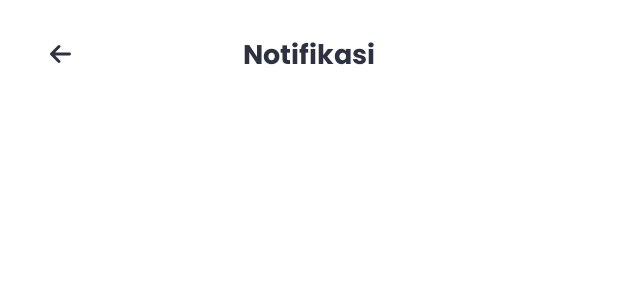
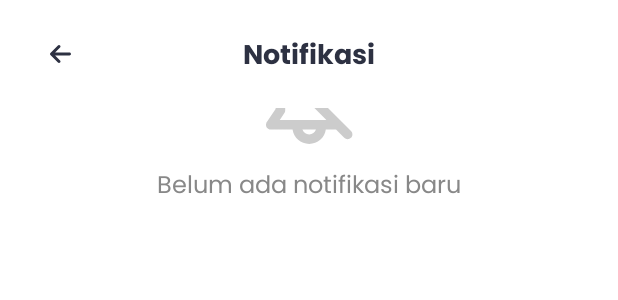
Before and after one commit to dzikrimr/prediai-app, an Android app built with Jetpack Compose: the @Preview function NotificationScreenPreview, on a phone screen of 412 x 824 dp. Shown: the top 300 px of the screen. Run offline under Robolectric (Android 15) with nearby library versions, the phone set to English and light mode, and no system bars; our stand-ins replace Dagger/Hilt's generated code, Firebase (no records; nobody signed in at launch, a user with empty details on screens opened directly).

Commit message:
notification

```diff
--- a/app/src/main/java/com/example/prediai/domain/repository/ScheduleRepository.kt
+++ b/app/src/main/java/com/example/prediai/domain/repository/ScheduleRepository.kt
@@ -14,4 +14,8 @@ interface ScheduleRepository {
     // (Opsional) Fungsi lain yang mungkin kamu butuh
     // suspend fun updateSchedule(scheduleItem: ScheduleItem)
     // suspend fun deleteSchedule(scheduleId: String)
+
+    suspend fun deleteSchedule(scheduleId: String)
+
+    suspend fun dismissScheduleNotification(scheduleId: String)
 }
--- /dev/null
+++ b/app/src/main/java/com/example/prediai/domain/usecase/DismissScheduleNotifactionUseCase.kt
@@ -0,0 +1,12 @@
+package com.example.prediai.domain.usecase
+
+import com.example.prediai.domain.repository.ScheduleRepository
+import javax.inject.Inject
+
+class DismissScheduleNotificationUseCase @Inject constructor(
+    private val repository: ScheduleRepository
+) {
+    suspend operator fun invoke(scheduleId: String) {
+        repository.dismissScheduleNotification(scheduleId)
+    }
+}
--- a/app/src/main/java/com/example/prediai/presentation/main/notification/NotificationScreen.kt
+++ b/app/src/main/java/com/example/prediai/presentation/main/notification/NotificationScreen.kt
@@ -1,20 +1,23 @@
 package com.example.prediai.presentation.main.notification
 
-import androidx.compose.foundation.layout.Arrangement
-import androidx.compose.foundation.layout.PaddingValues
-import androidx.compose.foundation.layout.padding
+import androidx.compose.foundation.layout.*
 import androidx.compose.foundation.lazy.LazyColumn
 import androidx.compose.foundation.lazy.items
-import androidx.compose.material3.Scaffold
+import androidx.compose.material3.*
 import androidx.compose.runtime.Composable
 import androidx.compose.runtime.collectAsState
 import androidx.compose.runtime.getValue
+import androidx.compose.ui.Alignment
 import androidx.compose.ui.Modifier
+import androidx.compose.ui.graphics.Color
+import androidx.compose.ui.res.painterResource
 import androidx.compose.ui.tooling.preview.Preview
 import androidx.compose.ui.unit.dp
+import androidx.compose.ui.unit.sp
 import androidx.hilt.navigation.compose.hiltViewModel
 import androidx.navigation.NavController
 import androidx.navigation.compose.rememberNavController
+import com.example.prediai.R
 import com.example.prediai.presentation.common.TopBar
 import com.example.prediai.presentation.main.notification.comps.NotificationItem
 import com.example.prediai.presentation.theme.PrediAITheme
@@ -34,18 +37,55 @@ fun NotificationScreen(
             )
         }
     ) { paddingValues ->
-        LazyColumn(
-            modifier = Modifier.padding(paddingValues),
-            contentPadding = PaddingValues(16.dp),
-            verticalArrangement = Arrangement.spacedBy(12.dp)
-        ) {
-            items(uiState.notifications) { notificationItem ->
-                NotificationItem(item = notificationItem)
+        if (uiState.notifications.isEmpty()) {
+            Box {
+                EmptyNotificationView()
+            }
+        } else {
+            LazyColumn(
+                modifier = Modifier.padding(paddingValues),
+                contentPadding = PaddingValues(16.dp),
+                verticalArrangement = Arrangement.spacedBy(12.dp)
+            ) {
+                items(uiState.notifications, key = { it.id }) { notificationItem ->
+                    NotificationItem(
+                        item = notificationItem,
+                        // --- GANTI PEMANGGILAN FUNGSI DI SINI ---
+                        onDeleteClick = { id -> viewModel.dismissNotification(id) } // Panggil dismiss
+                    )
+                }
             }
         }
     }
 }
 
+// Composable EmptyNotificationView (TIDAK PERLU DIUBAH)
+// Padding vertikalnya bisa dikurangi karena Box sudah menengahkan
+@Composable
+private fun EmptyNotificationView() {
+    Column(
+        modifier = Modifier
+            .fillMaxWidth()
+            // Kurangi padding vertikal di sini karena Box sudah center
+            .padding(horizontal = 16.dp, vertical = 32.dp),
+        horizontalAlignment = Alignment.CenterHorizontally,
+        verticalArrangement = Arrangement.spacedBy(16.dp)
+    ) {
+        Icon(
+            painter = painterResource(id = R.drawable.ic_notification_empty), // Ganti dengan ikonmu
+            contentDescription = "Tidak Ada Notifikasi",
+            modifier = Modifier.size(64.dp),
+            tint = Color.LightGray
+        )
+        Text(
+            text = "Belum ada notifikasi baru",
+            fontSize = 16.sp,
+            color = Color.Gray
+        )
+    }
+}
+
+// --- Preview (Tidak perlu diubah, tapi Empty Preview jadi lebih akurat) ---
 @Preview(showBackground = true)
 @Composable
 fun NotificationScreenPreview() {
@@ -53,3 +93,22 @@ fun NotificationScreenPreview() {
         NotificationScreen(navController = rememberNavController())
     }
 }
+
+@Preview(showBackground = true, name = "Notification Screen Empty")
+@Composable
+fun NotificationScreenEmptyPreview() {
+    PrediAITheme {
+        val emptyState = NotificationUiState(notifications = emptyList())
+        Scaffold(
+            topBar = { TopBar(title = "Notifikasi") }
+        ) { paddingValues ->
+            // Preview sekarang lebih akurat mensimulasikan kondisi kosong
+            Box(
+                modifier = Modifier.fillMaxSize().padding(paddingValues),
+                contentAlignment = Alignment.Center
+            ) {
+                EmptyNotificationView()
+            }
+        }
+    }
+}
--- a/app/src/main/java/com/example/prediai/presentation/main/notification/NotificationViewModel.kt
+++ b/app/src/main/java/com/example/prediai/presentation/main/notification/NotificationViewModel.kt
@@ -1,7 +1,10 @@
 package com.example.prediai.presentation.main.notification
 
+import android.util.Log
 import androidx.lifecycle.ViewModel
 import androidx.lifecycle.viewModelScope
+// Import use case DISMISS, bukan DELETE
+import com.example.prediai.domain.usecase.DismissScheduleNotificationUseCase // <-- Benar
 import com.example.prediai.domain.model.ScheduleType
 import com.example.prediai.domain.usecase.GetSchedulesUseCase
 import dagger.hilt.android.lifecycle.HiltViewModel
@@ -10,33 +13,39 @@ import kotlinx.coroutines.flow.asStateFlow
 import kotlinx.coroutines.flow.launchIn
 import kotlinx.coroutines.flow.onEach
 import kotlinx.coroutines.flow.update
+import kotlinx.coroutines.launch
 import java.time.LocalDate
-import java.time.LocalDateTime // <-- IMPORT BARU
+import java.time.LocalDateTime
 import java.time.LocalTime
 import java.time.format.DateTimeFormatter
 import java.util.Locale
 import javax.inject.Inject
+import kotlin.random.Random
 
+// Data class item (tidak berubah dari revisi sebelumnya)
 data class NotificationItemData(
+    val id: String, // ID dari ScheduleItem
     val title: String,
     val dateTime: String
 )
 
-// State for the entire UI (Tidak berubah)
+// UI State (tidak berubah dari revisi sebelumnya)
 data class NotificationUiState(
     val notifications: List<NotificationItemData> = emptyList()
 )
 
 @HiltViewModel
 class NotificationViewModel @Inject constructor(
-    private val getSchedulesUseCase: GetSchedulesUseCase
+    private val getSchedulesUseCase: GetSchedulesUseCase,
+    // Inject use case DISMISS
+    private val dismissScheduleUseCase: DismissScheduleNotificationUseCase // <-- Benar
 ) : ViewModel() {
 
     private val _uiState = MutableStateFlow(NotificationUiState())
     val uiState = _uiState.asStateFlow()
 
     private val outputFormatter = DateTimeFormatter.ofPattern(
-        "d MMMM • h:mm a", // Contoh: "19 Oktober • 2:30 PM"
+        "d MMMM • h:mm a",
         Locale("id", "ID")
     )
 
@@ -45,44 +54,54 @@ class NotificationViewModel @Inject constructor(
     }
 
     private fun loadNotifications() {
+        val now = LocalDateTime.now()
+        Log.d("NotificationVM", "loadNotifications started listening...") // <-- LOG 1
+
         getSchedulesUseCase().onEach { allSchedules ->
-            // 1. Ambil waktu "sekarang"
-            val now = LocalDateTime.now()
-
+            Log.d("NotificationVM", "Received ${allSchedules.size} schedules from repo.") // <-- LOG 2
             val mappedNotifications = allSchedules
+                // Filter item yang BELUM di-dismiss
+                .filter { !it.isDismissed } // <-- Filter ditambahkan
                 .sortedByDescending { "${it.date}T${it.time}" }
                 .map { scheduleItem ->
-
-                    // 2. Tentukan status (lewat atau akan datang)
                     val itemDateTime = try {
                         LocalDateTime.of(
                             LocalDate.parse(scheduleItem.date, DateTimeFormatter.ISO_LOCAL_DATE),
                             LocalTime.parse(scheduleItem.time, DateTimeFormatter.ISO_LOCAL_TIME)
                         )
-                    } catch (e: Exception) {
-                        now // Fallback jika format salah
-                    }
+                    } catch (e: Exception) { now }
 
                     val isFuture = itemDateTime.isAfter(now)
 
-                    // 3. Buat notifikasi berdasarkan status
                     NotificationItemData(
-                        title = generateTitle(scheduleItem.type, isFuture), // <- Judul bervariasi
-                        dateTime = formatScheduleDateTime(itemDateTime) // <- Waktu diformat
+                        id = scheduleItem.id, // Sertakan ID
+                        title = generateTitle(scheduleItem.type, isFuture),
+                        dateTime = formatScheduleDateTime(itemDateTime)
                     )
                 }
 
+            Log.d("NotificationVM", "Mapped to ${mappedNotifications.size} notifications after filter.") // <-- LOG 3
             _uiState.update { it.copy(notifications = mappedNotifications) }
 
         }.launchIn(viewModelScope)
     }
 
-    /**
-     * Helper untuk membuat judul yang bervariasi (Request 1 & 2)
-     */
+    // Ganti nama fungsi menjadi DISMISS dan panggil use case DISMISS
+    fun dismissNotification(notificationId: String) {
+        viewModelScope.launch {
+            Log.d("NotificationVM", "Attempting to dismiss ID: $notificationId") // <-- LOG 4
+            try {
+                dismissScheduleUseCase(notificationId)
+                Log.d("NotificationVM", "Dismiss successful for ID: $notificationId") // <-- LOG 5
+            } catch (e: Exception) {
+                Log.e("NotificationVM", "Error dismissing ID: $notificationId", e) // <-- LOG 6
+            }
+        }
+    }
+
+    // Fungsi generateTitle (tidak berubah)
     private fun generateTitle(type: ScheduleType, isFuture: Boolean): String {
         val templates = if (isFuture) {
-            // --- Teks untuk jadwal AKAN DATANG ---
             when (type) {
                 ScheduleType.CEK_GULA -> listOf("Jangan lupa cek gula darahmu", "Pengingat: Cek Gula Darah", "Waktunya cek gula!")
                 ScheduleType.KONSULTASI -> listOf("Jadwal konsultasi dokter", "Pengingat: Konsultasi", "Saatnya bertemu dokter")
@@ -93,7 +112,6 @@ class NotificationViewModel @Inject constructor(
                 ScheduleType.CEK_TENSI -> listOf("Waktunya Cek Tensi Darah", "Jangan lupa cek tensi", "Pengingat: Cek Tensi")
             }
         } else {
-            // --- Teks untuk jadwal TERLEWAT ---
             when (type) {
                 ScheduleType.CEK_GULA -> listOf("Cek gula darah terlewat", "Anda lupa cek gula darah", "Jadwal cek gula terlewat")
                 ScheduleType.KONSULTASI -> listOf("Jadwal konsultasi terlewat", "Anda melewatkan konsultasi", "Konsultasi dokter terlewat")
@@ -104,13 +122,10 @@ class NotificationViewModel @Inject constructor(
                 ScheduleType.CEK_TENSI -> listOf("Cek tensi terlewat", "Anda lupa cek tensi", "Jadwal cek tensi terlewat")
             }
         }
-        // Pilih satu secara acak dari daftar template
         return templates.random()
     }
 
-    /**
-     * Helper untuk memformat waktu (sudah di-parse)
-     */
+    // Fungsi formatScheduleDateTime (tidak berubah)
     private fun formatScheduleDateTime(itemDateTime: LocalDateTime): String {
         return try {
             itemDateTime.format(outputFormatter)
--- /dev/null
+++ b/app/src/main/res/drawable/ic_notification_empty.xml
@@ -0,0 +1,7 @@
+<vector xmlns:android="http://schemas.android.com/apk/res/android"
+    android:width="209dp"
+    android:height="232dp"
+    android:viewportWidth="209"
+    android:viewportHeight="232">
+    <path android:fillColor="#000000" android:fillType="nonZero"  android:pathData="M185.605 92.8036C185.605 55.4012 160.319 23.9051 125.907 14.4777C122.46 5.98801 114.13 0 104.403 0C94.6745 0 86.344 5.98801 82.8969 14.4777C76.3994 16.2585 70.2279 18.8251 64.4902 22.0693L81.7933 39.3724C88.7396 36.4281 96.381 34.8005 104.403 34.8005C136.434 34.8005 162.404 60.7685 162.404 92.8018V119.981L185.604 143.182L185.605 92.8036Z" />
+    <path android:fillColor="#000000" android:fillType="nonZero"  android:pathData="M2.03574 179.037L23.2032 147.286V92.7987C23.2032 80.6154 25.8864 69.0605 30.6915 58.6904L3.40012 31.3989C-1.13079 26.868 -1.13079 19.5246 3.40012 14.9933C7.93102 10.4619 15.2745 10.4623 19.8058 14.9933L205.409 200.596C209.94 205.127 209.94 212.473 205.409 217.002C200.88 221.533 193.534 221.533 189.003 217.002L169.202 197.199H144.594C141.779 216.874 124.858 232 104.405 232C83.9498 232 67.0285 216.875 64.2141 197.199H11.7533C10.6222 197.216 9.48456 197.067 8.37504 196.745C6.91584 196.322 5.57318 195.623 4.41183 194.703C1.93589 192.746 0.27592 189.797 0.0320011 186.455C-0.0737727 185.031 0.0816513 183.578 0.51337 182.179C0.863063 181.048 1.37897 179.99 2.03519 179.036L2.03574 179.037ZM33.2772 173.999H146.003L48.6782 76.6747C47.1996 81.7928 46.4073 87.2046 46.4073 92.7997V150.801C46.4073 153.089 45.7295 155.33 44.4582 157.234L33.2772 173.999ZM87.9959 197.2C90.3833 203.958 96.8288 208.8 104.405 208.8C111.98 208.8 118.426 203.958 120.815 197.2H87.9959Z" /> </vector>
```
Also changed, not shown: app/src/main/java/com/example/prediai/data/repository/ScheduleRepositoryImpl.kt (+38 -0 lines), app/src/main/java/com/example/prediai/domain/model/SheduleItem.kt (+6 -5 lines), app/src/main/java/com/example/prediai/domain/usecase/DeleteScheduleUseCase.kt (added, +12 -0 lines), app/src/main/java/com/example/prediai/presentation/main/notification/comps/NotificationItem.kt (+27 -8 lines).
